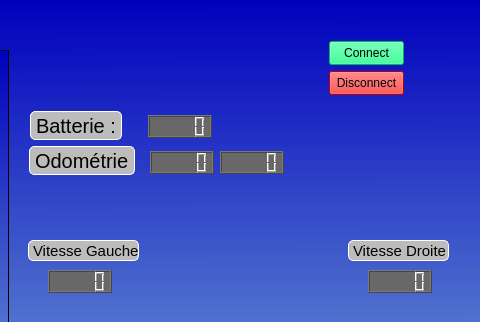
l-chapus/WifiBot, file myrobot.ui: the form before one commit; both pictures show x 492 to 972 and y 0 to 322 of the 972 by 586 pixel window.
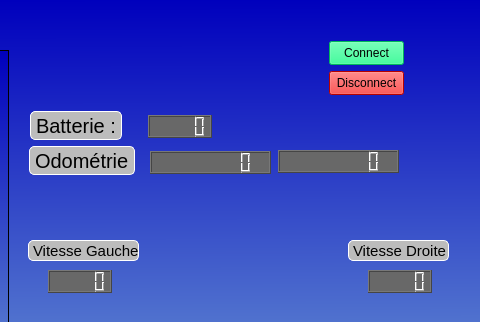
The form after the commit.

```diff
--- a/myrobot.ui
+++ b/myrobot.ui
@@ -257,7 +257,7 @@
      <rect>
       <x>642</x>
       <y>151</y>
-      <width>64</width>
+      <width>121</width>
       <height>23</height>
      </rect>
     </property>
@@ -265,13 +265,16 @@
      <string notr="true">background-color: rgb(104, 104, 104);
 color: rgb(255, 255, 255);</string>
     </property>
+    <property name="digitCount">
+     <number>8</number>
+    </property>
    </widget>
    <widget class="QLCDNumber" name="odometrieD">
     <property name="geometry">
      <rect>
-      <x>712</x>
-      <y>151</y>
-      <width>64</width>
+      <x>770</x>
+      <y>150</y>
+      <width>121</width>
       <height>23</height>
      </rect>
     </property>
@@ -279,6 +282,9 @@
      <string notr="true">background-color: rgb(104, 104, 104);
 color: rgb(255, 255, 255);</string>
     </property>
+    <property name="digitCount">
+     <number>8</number>
+    </property>
    </widget>
    <widget class="QLCDNumber" name="infraHautGauche">
     <property name="geometry">
```
